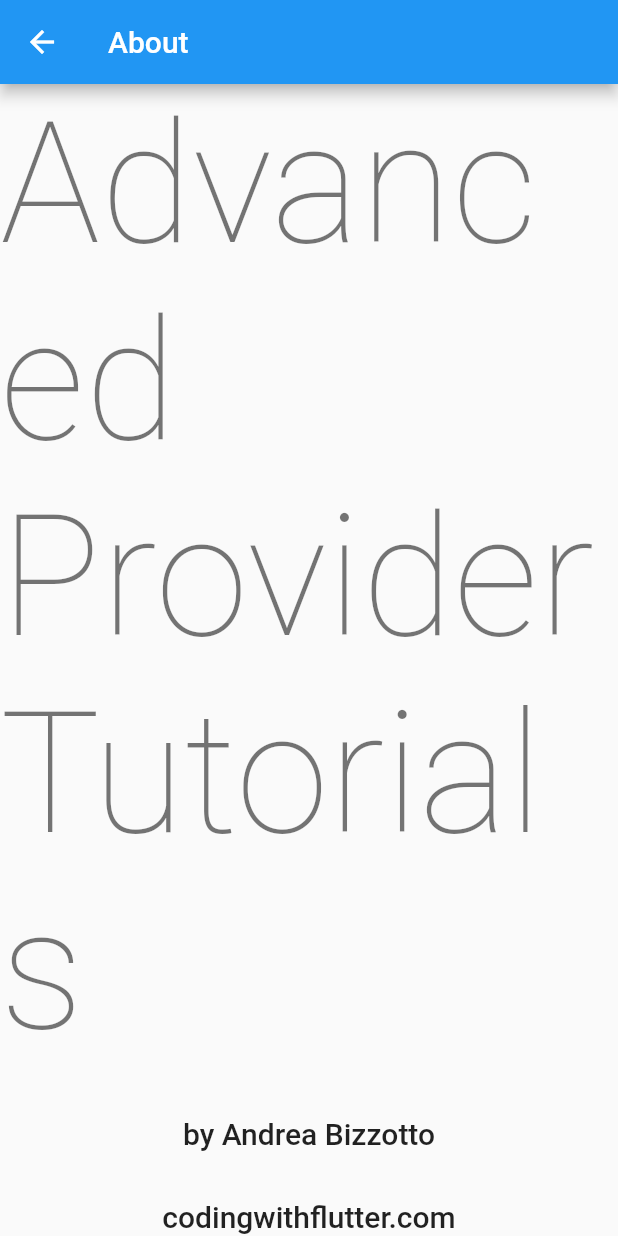
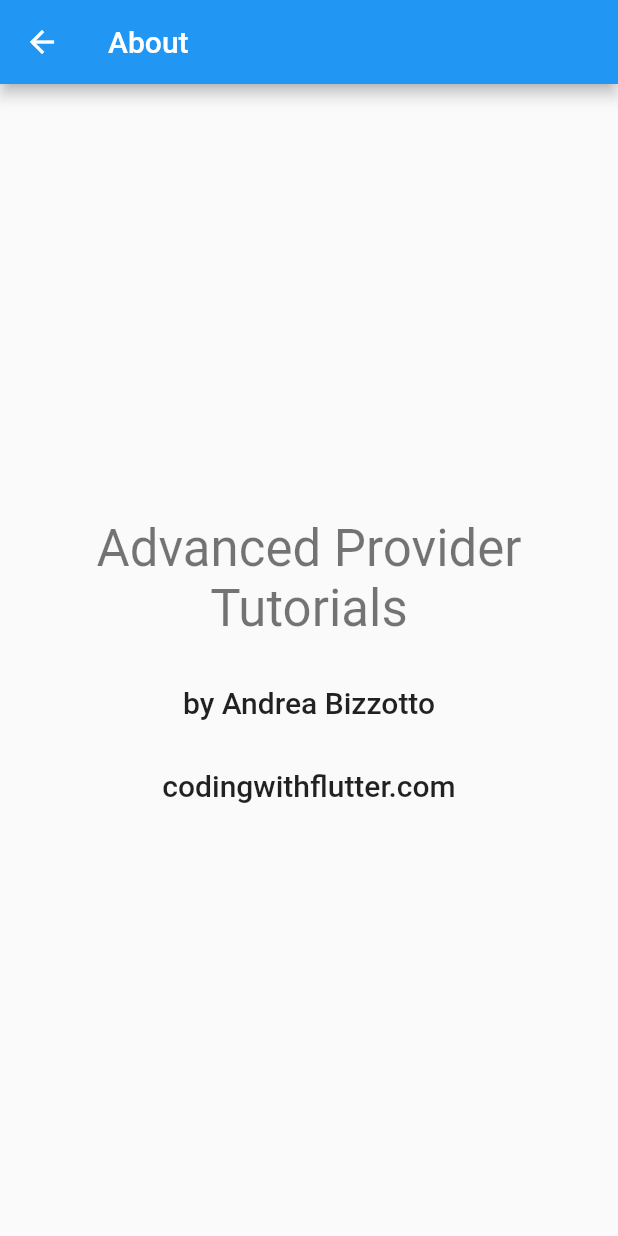
Before and after one commit to ankanSikdar/flutter-provider-firebase-example, a Flutter app: the AboutPage screen opened directly, on a phone screen of 412 x 824 dp. Run offline on Flutter 3.47's test engine with Material 2 defaults, Android fonts, the phone set to English and light mode, and no system bars; our stand-ins replace cloud_firestore, firebase_auth, firebase_core, firebase_storage, image_picker; accounts and stored records are empty; network calls fail.

Commit message:
Fixed text size and alignment

```diff
--- a/lib/screens/about/about_screen.dart
+++ b/lib/screens/about/about_screen.dart
@@ -27,7 +27,8 @@ class AboutPage extends StatelessWidget {
           children: <Widget>[
             Text(
               'Advanced Provider Tutorials',
-              style: Theme.of(context).textTheme.headline1,
+              style: Theme.of(context).textTheme.headline4,
+              textAlign: TextAlign.center,
             ),
             SizedBox(height: 32),
             Text(
```
